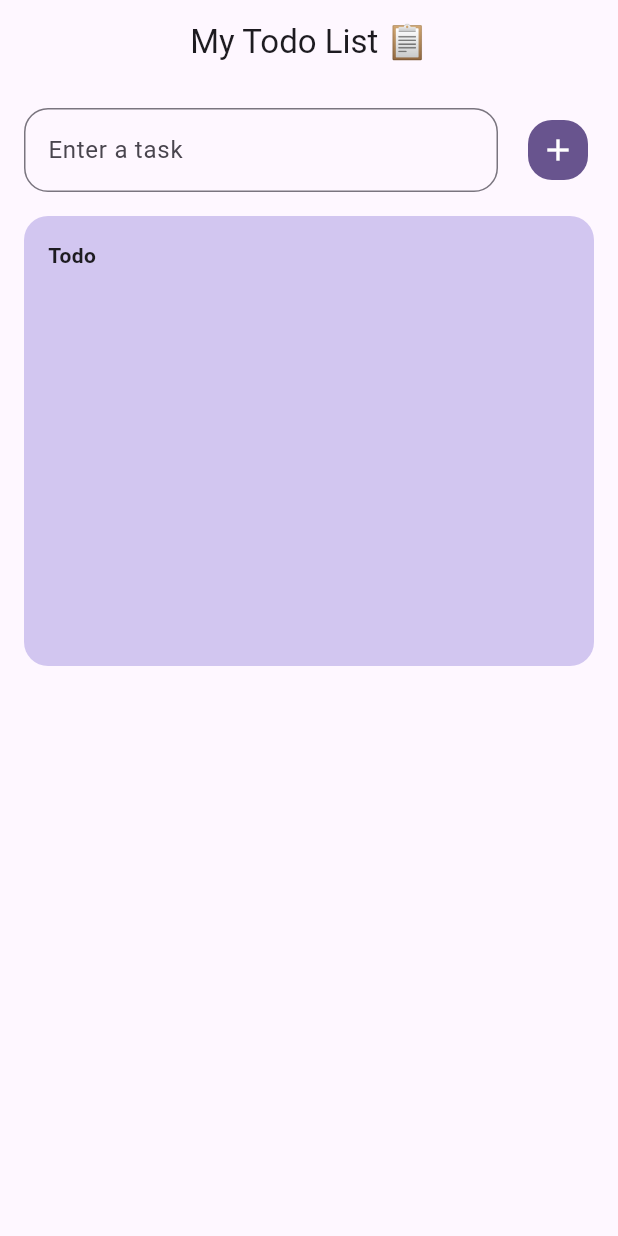
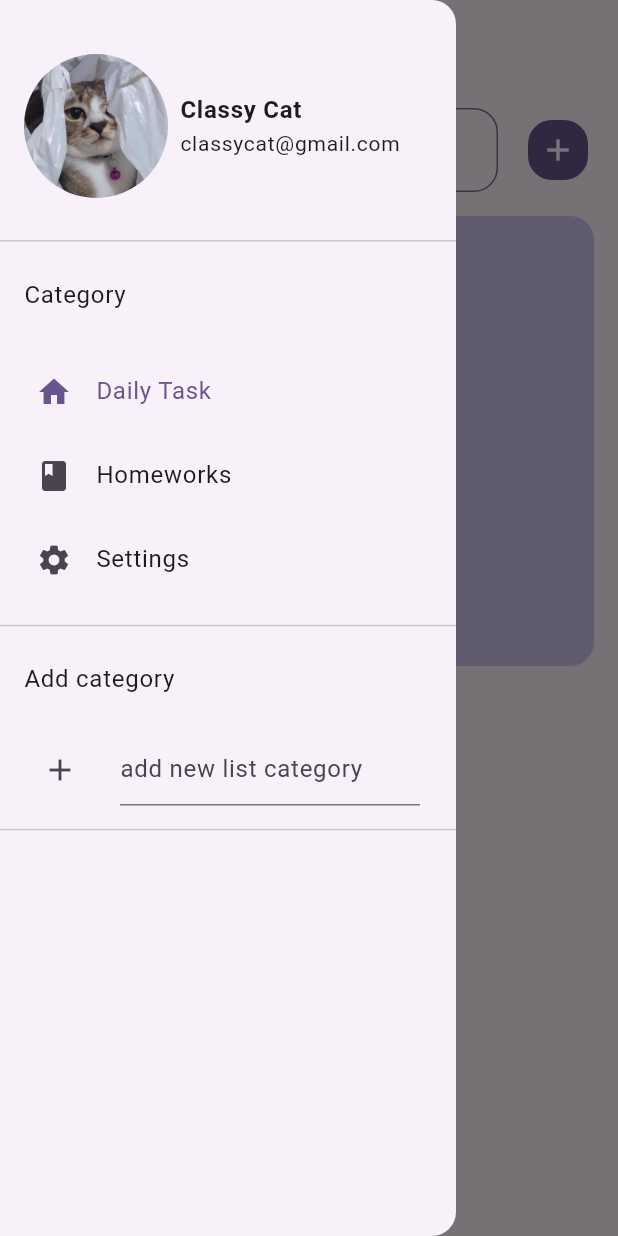
Before and after one commit to ssygnrchm/todo-list-flutter, a Flutter app: the screen it shows after launch, with the side drawer open (before the commit the screen has no drawer), on a phone screen of 412 x 824 dp. Run offline on Flutter 3.47's test engine with Material 3 defaults, Android fonts, the phone set to English and light mode, and no system bars.

```diff
--- a/lib/todolist.dart
+++ b/lib/todolist.dart
@@ -8,10 +8,21 @@ class Todolist extends StatefulWidget {
 }
 
 class _TodolistState extends State<Todolist> {
+  int _selectedIndex = 0;
   List<String> tasks = []; // List to store tasks
   List<String> completedTasks = []; // List to store completed Tasks
+  List<Map<String, dynamic>> categoryItems = [
+    {'title': 'Daily Task', 'icon': Icons.home},
+    {'title': 'Homeworks', 'icon': Icons.class_},
+    {'title': 'Settings', 'icon': Icons.settings},
+  ];
+
+  String _selectedPage = "";
+
   TextEditingController taskController =
       TextEditingController(); // Get user input
+
+  TextEditingController categoryController = TextEditingController();
 
   // Add Task Function
   void addTask() {
@@ -45,10 +56,96 @@ class _TodolistState extends State<Todolist> {
     }
   }
 
+  // On tapped listview in drawer
+  void _onItemTapped(int index) {
+    setState(() {
+      _selectedIndex = index;
+      _selectedPage = categoryItems[_selectedIndex]['title'];
+    });
+  }
+
+  // Add category in drawer
+  void addCategory() {
+    if (categoryController.text.isNotEmpty) {
+      setState(() {
+        categoryItems.add({
+          'title': categoryController.text,
+          'icon': Icons.bookmark,
+        });
+      });
+    }
+  }
+
   @override
   Widget build(BuildContext context) {
     return Scaffold(
       appBar: AppBar(title: Text('My Todo List 📋'), centerTitle: true),
+      drawer: Drawer(
+        child: Column(
+          children: [
+            const DrawerHeader(
+              child: Row(
+                crossAxisAlignment: CrossAxisAlignment.center,
+                mainAxisAlignment: MainAxisAlignment.start,
+                children: [
+                  CircleAvatar(
+                    backgroundImage: AssetImage("asset/abu.png"),
+                    radius: 48,
+                  ),
+                  SizedBox(width: 8),
+                  Column(
+                    mainAxisAlignment: MainAxisAlignment.center,
+                    crossAxisAlignment: CrossAxisAlignment.start,
+                    children: [
+                      Text(
+                        "Classy Cat",
+                        style: TextStyle(fontWeight: FontWeight.bold),
+                      ),
+                      Text(
+                        "classycat@gmail.com",
+                        style: TextStyle(fontSize: 14),
+                      ),
+                    ],
+                  ),
+                ],
+              ),
+            ),
+            ListTile(title: Text("Category")),
+            ListView.builder(
+              padding: EdgeInsets.all(8),
+              shrinkWrap: true,
+              physics: const NeverScrollableScrollPhysics(),
+              itemCount: categoryItems.length,
+              itemBuilder: (BuildContext context, int index) {
+                return ListTile(
+                  leading: Icon(categoryItems[index]['icon']),
+                  title: Text(categoryItems[index]['title']),
+                  selected: _selectedIndex == index,
+                  onTap: () {
+                    _onItemTapped(index);
+
+                    Navigator.pop(context);
+                  },
+                );
+              },
+            ),
+            Divider(thickness: 1),
+            ListTile(title: Text("Add category")),
+            ListTile(
+              leading: IconButton(
+                onPressed: addCategory,
+                icon: Icon(Icons.add),
+              ),
+              title: TextField(
+                controller: categoryController,
+                decoration: InputDecoration(hintText: "add new list category"),
+              ),
+            ),
+            Divider(thickness: 1),
+            ListTile(title: Text(_selectedPage)),
+          ],
+        ),
+      ),
       body: SingleChildScrollView(
         child: Center(
           child: ConstrainedBox(
@@ -186,3 +283,21 @@ class _TodolistState extends State<Todolist> {
     ),
   );
 }
+
+//  // DropdownMenuEntry labels and values for the second dropdown menu.
+// enum IconLabel {
+//   smile('Smile', Icons.sentiment_satisfied_outlined),
+//   cloud('Cloud', Icons.cloud_outlined),
+//   brush('Brush', Icons.brush_outlined),
+//   heart('Heart', Icons.favorite);
+
+//   const IconLabel(this.label, this.icon);
+//   final String label;
+//   final IconData icon;
+
+//   static final List<IconEntry> entries = UnmodifiableListView<IconEntry>(
+//     values.map<IconEntry>(
+//       (IconLabel icon) => IconEntry(value: icon, label: icon.label, leadingIcon: Icon(icon.icon)),
+//     ),
+//   );
+// }
--- a/pubspec.yaml
+++ b/pubspec.yaml
@@ -58,8 +58,8 @@ flutter:
   uses-material-design: true
 
   # To add assets to your application, add an assets section, like this:
-  # assets:
-  #   - images/a_dot_burr.jpeg
+  assets:
+    - asset/abu.png
   #   - images/a_dot_ham.jpeg
 
   # An image asset can refer to one or more resolution-specific "variants", see
```
Also changed, not shown: asset/abu.png (added), 2 other files.
